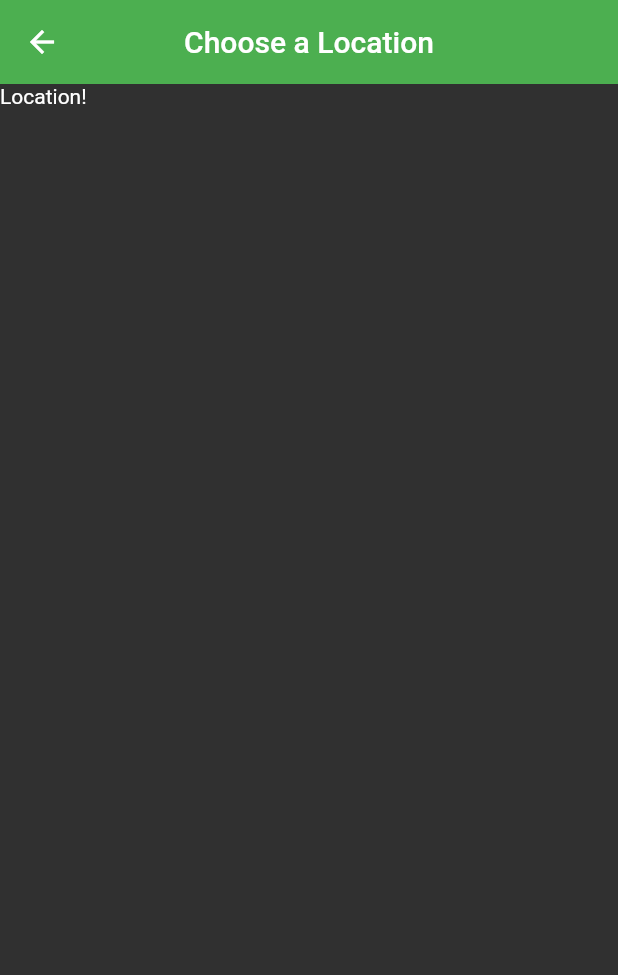
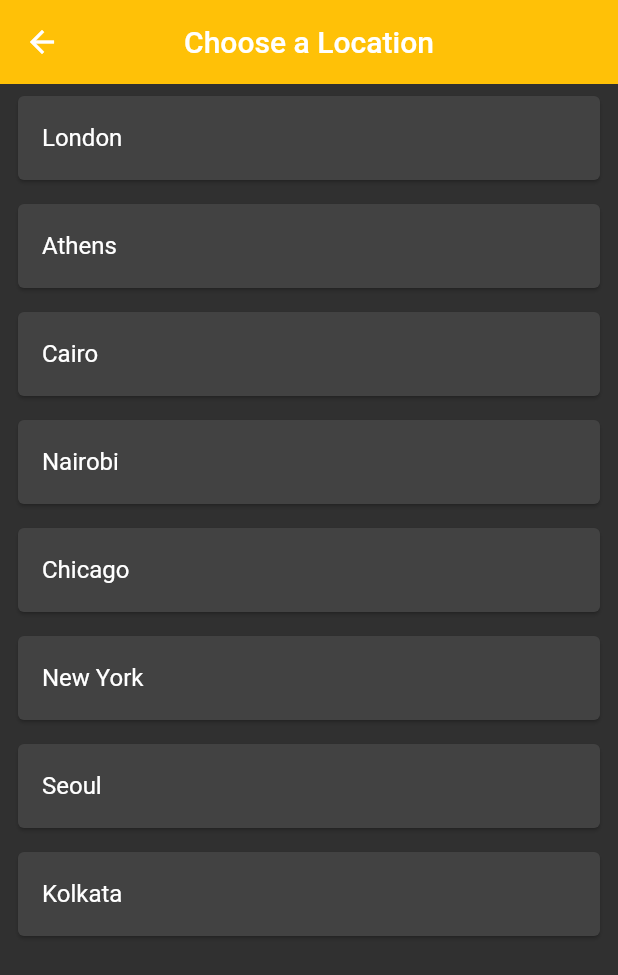
Before and after one commit to myjaa/world_clock, a Flutter app: the ChooseLocation screen opened by its route, on a phone screen of 412 x 824 dp. Shown: the top 975 px of the screen. Run offline on Flutter 3.47's test engine with Material 2 defaults, Android fonts, the phone set to English and light mode, and no system bars; our stand-ins replace flutter_spinkit; network calls fail.

Commit message:
completed the app.

```diff
--- a/lib/pages/choose_location.dart
+++ b/lib/pages/choose_location.dart
@@ -1,4 +1,6 @@
 import 'package:flutter/material.dart';
+import 'package:worldclock/pages/world_time.dart';
+
 
 class ChooseLocation extends StatefulWidget {
   @override
@@ -7,19 +9,54 @@ class ChooseLocation extends StatefulWidget {
 
 class _ChooseLocationState extends State<ChooseLocation> {
 
+  List<WorldTime> locations = [
+    WorldTime(url: 'Europe/London', location: 'London'),
+    WorldTime(url: 'Europe/Berlin', location: 'Athens'),
+    WorldTime(url: 'Africa/Cairo', location: 'Cairo'),
+    WorldTime(url: 'Africa/Nairobi', location: 'Nairobi'),
+    WorldTime(url: 'America/Chicago', location: 'Chicago'),
+    WorldTime(url: 'America/New_York', location: 'New York'),
+    WorldTime(url: 'Asia/Seoul', location: 'Seoul'),
+    WorldTime(url: 'Asia/Kolkata', location: 'Kolkata'),
+  ];
 
+  void updateTime(index) async{
+    WorldTime instance= locations[index];
+    await instance.getData();
+    Navigator.pop(context,{
+      'location':instance.location,
+      'time':instance.time,
+      'isDay':instance.isDay,
+    });
+
+  }
 
   @override
   Widget build(BuildContext context) {
     return Scaffold(
 //      backgroundColor: Colors.black54,
       appBar: AppBar(
-        backgroundColor: Colors.green,
+        backgroundColor: Colors.amber,
         title: Text('Choose a Location'),
         centerTitle: true,
         elevation: 0,
       ),
-      body: Text('Location!'),
+      body: ListView.builder(
+          itemCount: locations.length,
+          itemBuilder: (context,index){
+            return Padding(
+              padding: const EdgeInsets.symmetric(vertical:4.0,horizontal:8.0),
+              child: Card(
+                child:ListTile(
+                  onTap: (){
+                    updateTime(index);
+                  },
+                  title:Text(locations[index].location),
+                )
+              ),
+            );
+          },
+      )
     );
   }
 }
--- a/lib/pages/loading.dart
+++ b/lib/pages/loading.dart
@@ -12,11 +12,10 @@ class _LoadingState extends State<Loading> {
 //  String time='loading';
 
   void getWorldTime() async{
-    WorldTime instance=WorldTime(location:'Kolkata',flag:'india.png',url:'Asia/Kolkata');
+    WorldTime instance=WorldTime(location:'Kolkata',url:'Asia/Kolkata');
     await instance.getData();
     Navigator.pushReplacementNamed(context, '/home',arguments:{
       'location':instance.location,
-      'flag':instance.flag,
       'time':instance.time,
       'isDay':instance.isDay,
     });
--- a/lib/pages/world_time.dart
+++ b/lib/pages/world_time.dart
@@ -4,10 +4,10 @@ import 'package:intl/intl.dart';
 
 class WorldTime{
 
-  String location,time,flag,url;
+  String location,time,url;
   bool isDay;
 
-  WorldTime({this.location,this.flag,this.url});
+  WorldTime({this.location,this.url});
 
   Future<void> getData() async{
 
```
Also changed, not shown: lib/pages/home.dart (+10 -3 lines).
